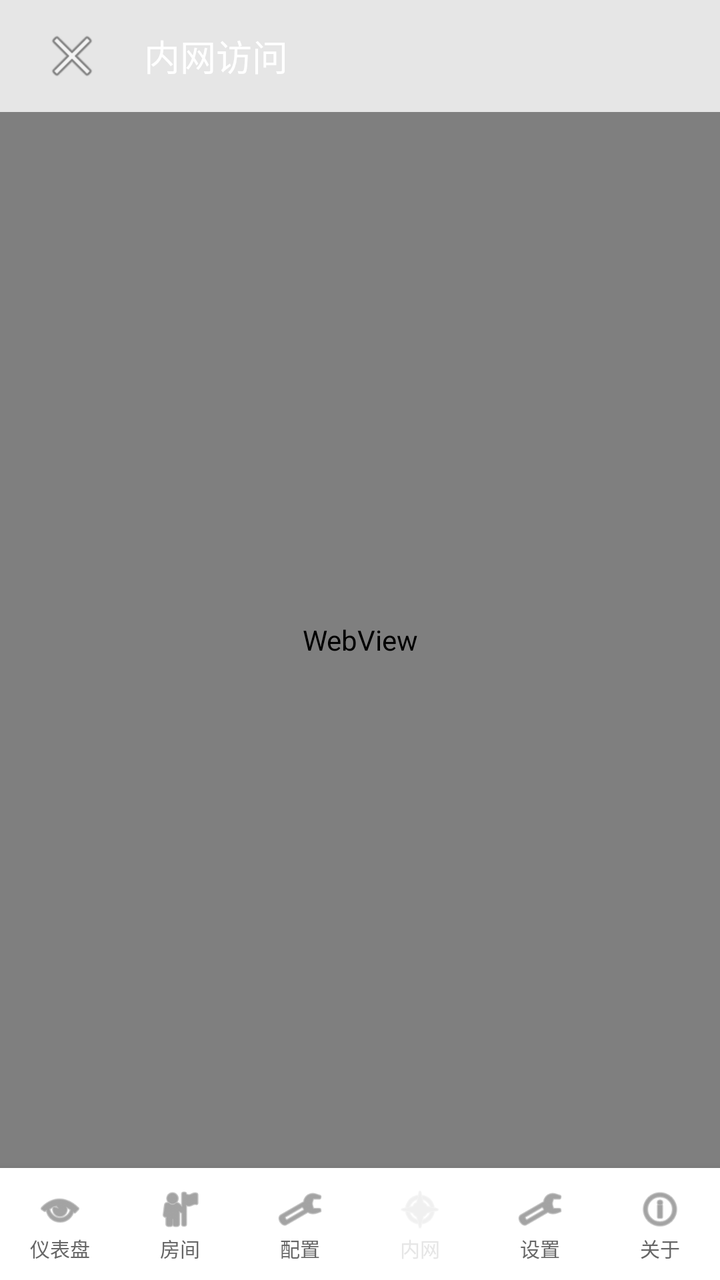
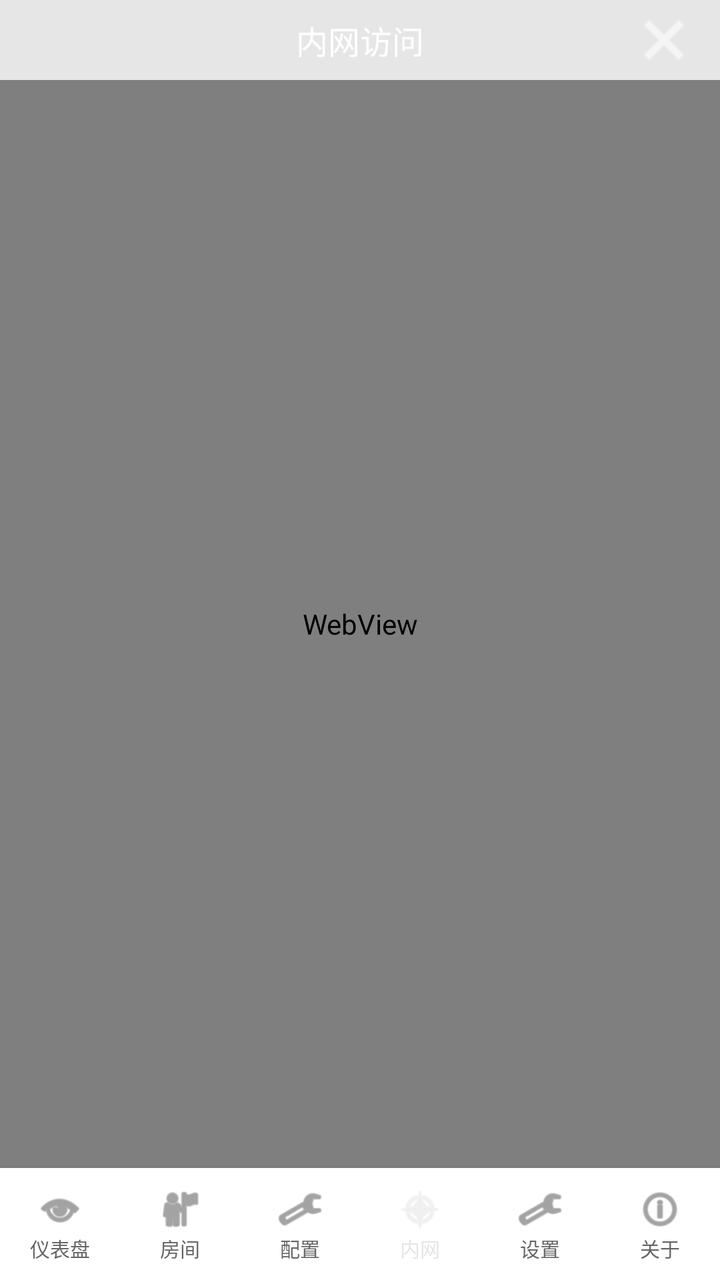

An Android layout rendered at two revisions. The XML below is the earlier revision; the diff shows what the commit changed to produce the second picture.
<!-- AndroidManifest.xml: activity theme NormalTheme -->
<!-- res/layout/activity_intranet_web.xml -->
<?xml version="1.0" encoding="utf-8"?>
<LinearLayout xmlns:android="http://schemas.android.com/apk/res/android"
    android:layout_width="match_parent"
    android:layout_height="match_parent"
    android:orientation="vertical">

    
    <LinearLayout
        android:id="@+id/titleBar"
        android:layout_width="match_parent"
        android:layout_height="56dp"
        android:background="?android:attr/colorPrimary"
        android:gravity="center_vertical"
        android:orientation="horizontal"
        android:paddingStart="16dp"
        android:paddingEnd="16dp">

        
        <ImageButton
            android:id="@+id/backButton"
            android:layout_width="40dp"
            android:layout_height="40dp"
            android:background="?android:attr/selectableItemBackgroundBorderless"
            android:src="@android:drawable/ic_menu_close_clear_cancel"
            android:contentDescription="返回" />

        
        <TextView
            android:id="@+id/titleText"
            android:layout_width="0dp"
            android:layout_height="wrap_content"
            android:layout_weight="1"
            android:layout_marginStart="16dp"
            android:text="内网访问"
            android:textColor="@android:color/white"
            android:textSize="18sp"
            android:ellipsize="end"
            android:maxLines="1" />

    </LinearLayout>

    
    <ProgressBar
        android:id="@+id/progressBar"
        style="?android:attr/progressBarStyleHorizontal"
        android:layout_width="match_parent"
        android:layout_height="3dp"
        android:max="100"
        android:progress="0"
        android:progressDrawable="@android:drawable/progress_horizontal"
        android:visibility="gone" />

    
    <WebView
        android:id="@+id/webView"
        android:layout_width="match_parent"
        android:layout_height="0dp"
        android:layout_weight="1" />

    
    <LinearLayout
        android:id="@+id/bottomNav"
        android:layout_width="match_parent"
        android:layout_height="56dp"
        android:background="@android:color/white"
        android:elevation="8dp"
        android:orientation="horizontal"
        android:gravity="center">

        
        <LinearLayout
            android:id="@+id/navDashboard"
            android:layout_width="0dp"
            android:layout_height="match_parent"
            android:layout_weight="1"
            android:gravity="center"
            android:orientation="vertical"
            android:background="?android:attr/selectableItemBackground">

            <ImageView
                android:layout_width="24dp"
                android:layout_height="24dp"
                android:src="@android:drawable/ic_menu_view"
                android:tint="#666666" />

            <TextView
                android:layout_width="wrap_content"
                android:layout_height="wrap_content"
                android:text="仪表盘"
                android:textSize="10sp"
                android:textColor="#666666" />
        </LinearLayout>

        
        <LinearLayout
            android:id="@+id/navRoom"
            android:layout_width="0dp"
            android:layout_height="match_parent"
            android:layout_weight="1"
            android:gravity="center"
            android:orientation="vertical"
            android:background="?android:attr/selectableItemBackground">

            <ImageView
                android:layout_width="24dp"
                android:layout_height="24dp"
                android:src="@android:drawable/ic_menu_myplaces"
                android:tint="#666666" />

            <TextView
                android:layout_width="wrap_content"
                android:layout_height="wrap_content"
                android:text="房间"
                android:textSize="10sp"
                android:textColor="#666666" />
        </LinearLayout>

        
        <LinearLayout
            android:id="@+id/navConfig"
            android:layout_width="0dp"
            android:layout_height="match_parent"
            android:layout_weight="1"
            android:gravity="center"
            android:orientation="vertical"
            android:background="?android:attr/selectableItemBackground">

            <ImageView
                android:layout_width="24dp"
                android:layout_height="24dp"
                android:src="@android:drawable/ic_menu_preferences"
                android:tint="#666666" />

            <TextView
                android:layout_width="wrap_content"
                android:layout_height="wrap_content"
                android:text="配置"
                android:textSize="10sp"
                android:textColor="#666666" />
        </LinearLayout>

        
        <LinearLayout
            android:id="@+id/navIntranet"
            android:layout_width="0dp"
            android:layout_height="match_parent"
            android:layout_weight="1"
            android:gravity="center"
            android:orientation="vertical"
            android:background="?android:attr/selectableItemBackground">

            <ImageView
                android:layout_width="24dp"
                android:layout_height="24dp"
                android:src="@android:drawable/ic_menu_compass"
                android:tint="?android:attr/colorPrimary" />

            <TextView
                android:layout_width="wrap_content"
                android:layout_height="wrap_content"
                android:text="内网"
                android:textSize="10sp"
                android:textColor="?android:attr/colorPrimary" />
        </LinearLayout>

        
        <LinearLayout
            android:id="@+id/navSettings"
            android:layout_width="0dp"
            android:layout_height="match_parent"
            android:layout_weight="1"
            android:gravity="center"
            android:orientation="vertical"
            android:background="?android:attr/selectableItemBackground">

            <ImageView
                android:layout_width="24dp"
                android:layout_height="24dp"
                android:src="@android:drawable/ic_menu_manage"
                android:tint="#666666" />

            <TextView
                android:layout_width="wrap_content"
                android:layout_height="wrap_content"
                android:text="设置"
                android:textSize="10sp"
                android:textColor="#666666" />
        </LinearLayout>

        
        <LinearLayout
            android:id="@+id/navAbout"
            android:layout_width="0dp"
            android:layout_height="match_parent"
            android:layout_weight="1"
            android:gravity="center"
            android:orientation="vertical"
            android:background="?android:attr/selectableItemBackground">

            <ImageView
                android:layout_width="24dp"
                android:layout_height="24dp"
                android:src="@android:drawable/ic_menu_info_details"
                android:tint="#666666" />

            <TextView
                android:layout_width="wrap_content"
                android:layout_height="wrap_content"
                android:text="关于"
                android:textSize="10sp"
                android:textColor="#666666" />
        </LinearLayout>

    </LinearLayout>

</LinearLayout>
<!-- resources referenced by this layout -->
<resources>
  <style name="NormalTheme" parent="@android:style/Theme.Light.NoTitleBar">
          <item name="android:windowBackground">?android:colorBackground</item>
      </style>
</resources>

<!-- the commit's change to res/layout/activity_intranet_web.xml (unified diff, before → after) -->
@@ -5,39 +5,39 @@
     android:orientation="vertical">
 
     
-    <LinearLayout
+    <RelativeLayout
         android:id="@+id/titleBar"
         android:layout_width="match_parent"
-        android:layout_height="56dp"
+        android:layout_height="40dp"
         android:background="?android:attr/colorPrimary"
-        android:gravity="center_vertical"
-        android:orientation="horizontal"
-        android:paddingStart="16dp"
-        android:paddingEnd="16dp">
+        android:paddingStart="12dp"
+        android:paddingEnd="12dp">
+
+        
+        <TextView
+            android:id="@+id/titleText"
+            android:layout_width="wrap_content"
+            android:layout_height="wrap_content"
+            android:layout_centerInParent="true"
+            android:text="内网访问"
+            android:textColor="@android:color/white"
+            android:textSize="16sp"
+            android:ellipsize="end"
+            android:maxLines="1" />
 
         
         <ImageButton
             android:id="@+id/backButton"
-            android:layout_width="40dp"
-            android:layout_height="40dp"
+            android:layout_width="32dp"
+            android:layout_height="32dp"
+            android:layout_alignParentEnd="true"
+            android:layout_centerVertical="true"
             android:background="?android:attr/selectableItemBackgroundBorderless"
             android:src="@android:drawable/ic_menu_close_clear_cancel"
-            android:contentDescription="返回" />
-
-        
-        <TextView
-            android:id="@+id/titleText"
-            android:layout_width="0dp"
-            android:layout_height="wrap_content"
-            android:layout_weight="1"
-            android:layout_marginStart="16dp"
-            android:text="内网访问"
-            android:textColor="@android:color/white"
-            android:textSize="18sp"
-            android:ellipsize="end"
-            android:maxLines="1" />
-
-    </LinearLayout>
+            android:tint="@android:color/white"
+            android:contentDescription="关闭" />
+
+    </RelativeLayout>
 
     
     <ProgressBar
